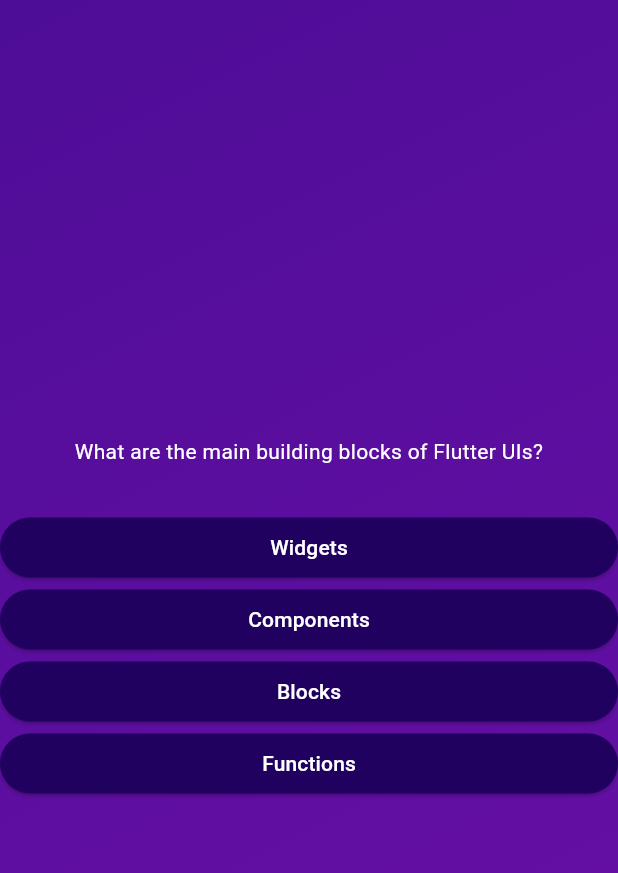
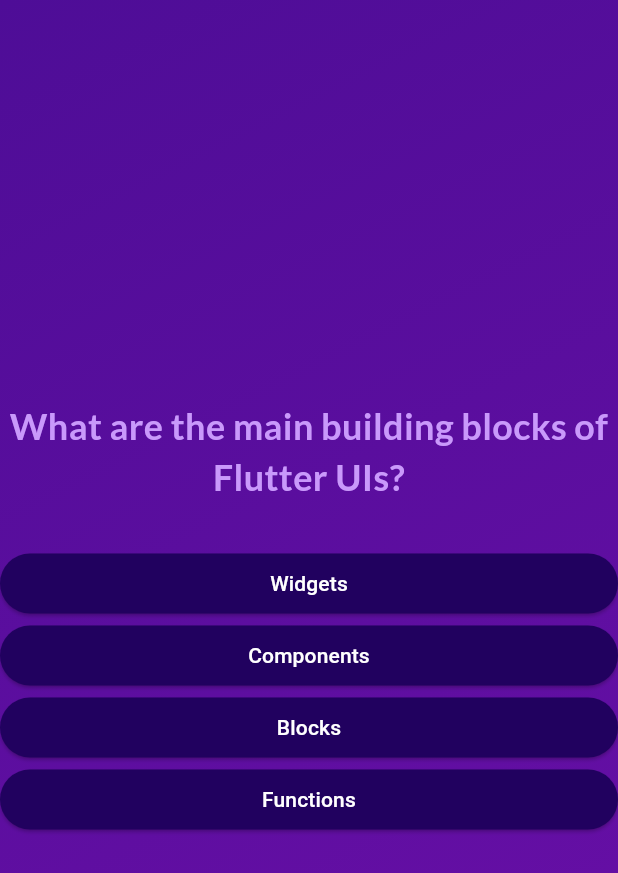
Before and after one commit to MBABHISHEK/quizapp, a Flutter app: the screen it shows after launch, after a tap on "Start Quiz", on a phone screen of 412 x 824 dp. Shown: the top 873 px of the screen. Run offline on Flutter 3.47's test engine with Material 3 defaults, Android fonts, the phone set to English and light mode, and no system bars; our stand-ins replace google_fonts.

Commit message:
Google_fonts are added

```diff
--- a/lib/answer_button.dart
+++ b/lib/answer_button.dart
@@ -1,4 +1,5 @@
 import 'package:flutter/material.dart';
+import 'package:google_fonts/google_fonts.dart';
 
 class AnswerButton extends StatelessWidget{
   const AnswerButton({required this.answerText,required this.onTap,super.key});
@@ -24,7 +25,10 @@ class AnswerButton extends StatelessWidget{
 
 
 
-        child:Text(answerText));
+        child:Text(
+          answerText,
+          textAlign: TextAlign.center,
+        ));
 
   }
 }
--- a/lib/main.dart
+++ b/lib/main.dart
@@ -1,6 +1,8 @@
 import 'package:flutter/material.dart';
 import 'package:quizapp/quiz.dart';
 import 'start_screen.dart';
+import 'package:google_fonts/google_fonts.dart';
+
 void main() {
   runApp(Quiz());
 }
--- a/lib/questions_screen.dart
+++ b/lib/questions_screen.dart
@@ -1,5 +1,6 @@
 
 import 'package:flutter/material.dart';
+import 'package:google_fonts/google_fonts.dart';
 import 'data/questions.dart';
 import 'answer_button.dart';
 import 'models/quiz_question.dart';
@@ -34,8 +35,10 @@ class _QuestionsScreenState extends State<QuestionsScreen>
         crossAxisAlignment: CrossAxisAlignment.stretch,
         children: [
           Text(currentQuestion.text,
-          style: const TextStyle(
-            color: Colors.white,
+          style: GoogleFonts.lato(
+            color: Color.fromARGB(255, 201, 153, 251),
+            fontWeight: FontWeight.bold,
+            fontSize: 24
           ),
             textAlign: TextAlign.center,
           ),
--- a/lib/start_screen.dart
+++ b/lib/start_screen.dart
@@ -1,4 +1,5 @@
 import 'package:flutter/material.dart';
+import 'package:google_fonts/google_fonts.dart';
 
 class StartScreen extends StatelessWidget{
 
@@ -19,8 +20,8 @@ class StartScreen extends StatelessWidget{
                  opacity:0.5,
                  child: Image.asset('assets/images/quiz-logo.png',width: 300,) //),*/
             const SizedBox(height: 80),
-            const Text('Learn The Flutter The Fun Way',
-              style: TextStyle(
+            Text('Learn The Flutter The Fun Way',
+              style: GoogleFonts.lato(
                 fontSize: 24,
                 color: Color.fromARGB(255,237,223,252),
               ),
--- a/pubspec.yaml
+++ b/pubspec.yaml
@@ -35,6 +35,7 @@ dependencies:
   # The following adds the Cupertino Icons font to your application.
   # Use with the CupertinoIcons class for iOS style icons.
   cupertino_icons: ^1.0.2
+  google_fonts: ^6.1.0
 
 dev_dependencies:
   flutter_test:
```
Also changed, not shown: pubspec.lock, 1 other file.
